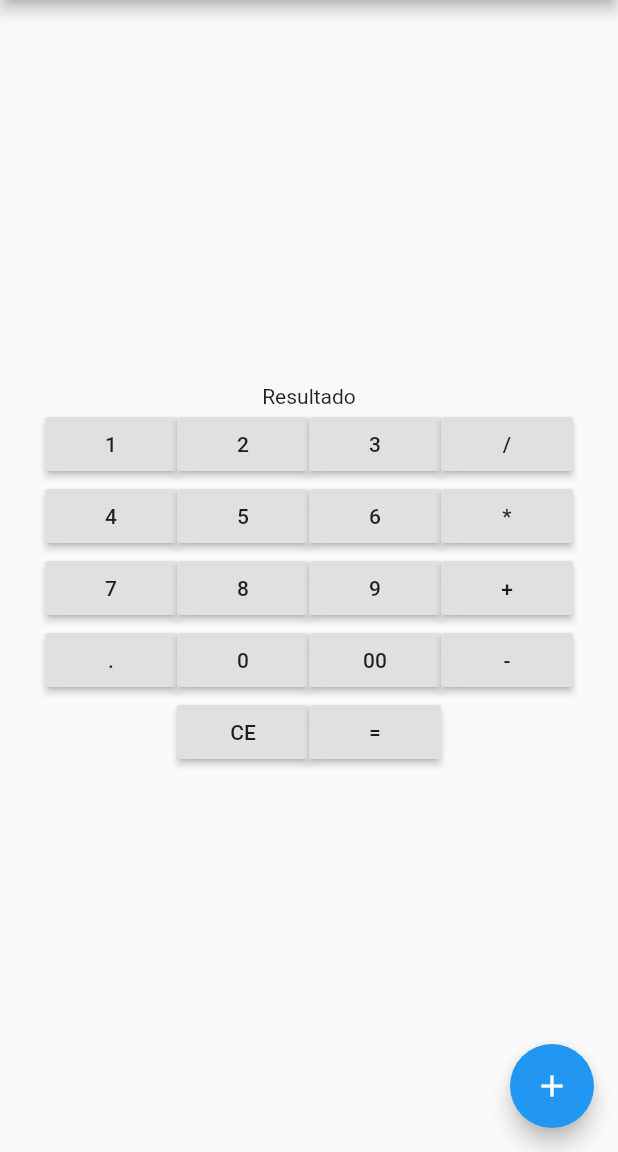
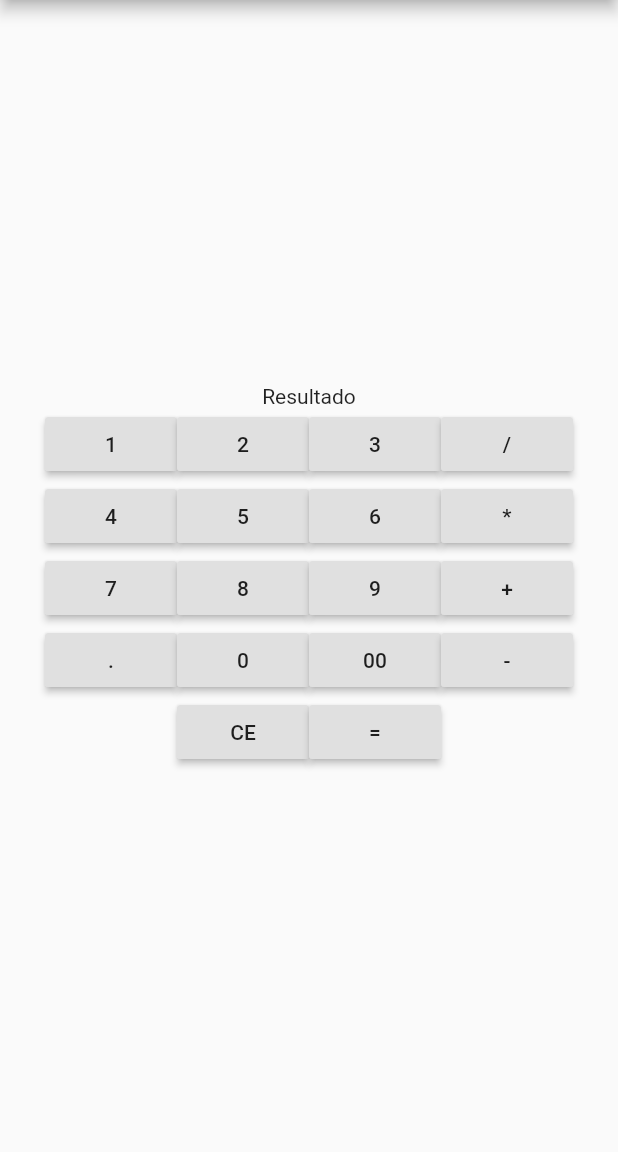
Before and after one commit to acuevas920516/flutter_calc, a Flutter app: the screen it shows after launch, on a phone screen of 412 x 824 dp, the part 84-1236 px from its top. Run offline on Flutter 3.47's test engine with Material 2 defaults, Android fonts, the phone set to English and light mode, and no system bars.

Commit message:
Remove floatingbutton

```diff
--- a/lib/main.dart
+++ b/lib/main.dart
@@ -229,11 +229,6 @@ class _MyHomePageState extends State<MyHomePage> {
             )
           ],
         ),
-      ),
-      floatingActionButton: FloatingActionButton(
-        onPressed: _incrementCounter,
-        tooltip: 'Increment',
-        child: Icon(Icons.add),
       ), // This trailing comma makes auto-formatting nicer for build methods.
     );
   }
```
